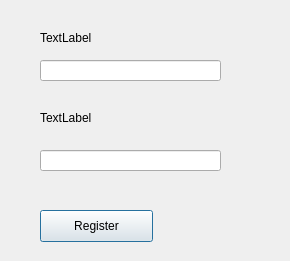
First picture: the form in Gui-Vln-2016/registeruser.ui, repository ivark16/Vln-2016, before the edit.
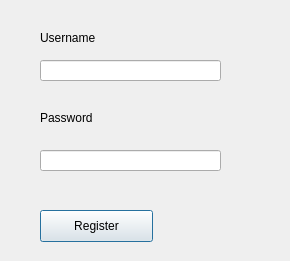
Second picture: the form after the edit.

```diff
--- a/Gui-Vln-2016/registeruser.ui
+++ b/Gui-Vln-2016/registeruser.ui
@@ -51,12 +51,12 @@
     <rect>
      <x>40</x>
      <y>30</y>
-     <width>60</width>
+     <width>181</width>
      <height>16</height>
     </rect>
    </property>
    <property name="text">
-    <string>TextLabel</string>
+    <string>Username</string>
    </property>
   </widget>
   <widget class="QLabel" name="label_2">
@@ -64,12 +64,12 @@
     <rect>
      <x>40</x>
      <y>110</y>
-     <width>60</width>
+     <width>181</width>
      <height>16</height>
     </rect>
    </property>
    <property name="text">
-    <string>TextLabel</string>
+    <string>Password</string>
    </property>
   </widget>
  </widget>
```
Left out of the diff: 4 changed lines with no effect on the pictures.
